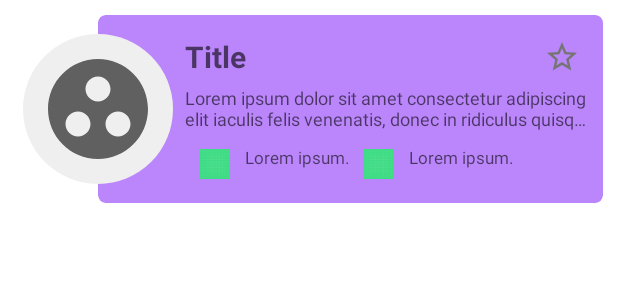
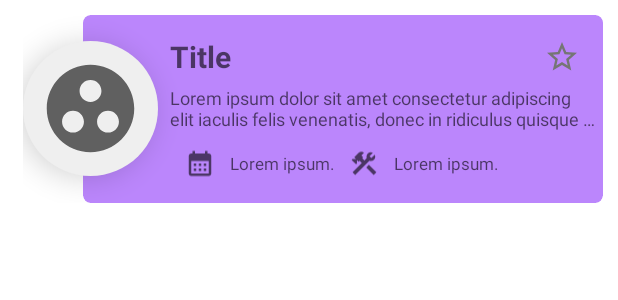
Before and after one commit to EduardoAlonso73/InfoProgrammingLang, an Android app: the layout item_card_language.xml on its own in the app's theme, with its tools: preview values and no code run, on a phone screen of 412 x 824 dp. Shown: the top 300 px of the screen. Run offline under Robolectric (Android 15) with nearby library versions, the phone set to English and light mode, and no system bars.

Commit message:
We add icons  to the  ImageView

```diff
--- a/app/src/main/res/layout/item_card_language.xml
+++ b/app/src/main/res/layout/item_card_language.xml
@@ -13,9 +13,9 @@
     <ImageView
         android:id="@+id/ImgLanguage"
         android:background="@drawable/border_radius"
-        android:elevation="0dp"
-        android:layout_width="100dp"
-        android:layout_height="100dp"
+        android:elevation="12dp"
+        android:layout_width="90dp"
+        android:layout_height="90dp"
         android:src="@drawable/ic_work"
         android:contentDescription="@string/img_prgm_langu"/>
 
@@ -89,7 +89,7 @@
                     android:layout_width="20dp"
                     android:layout_height="23dp"
                     android:layout_marginStart="10dp"
-                    android:src="@drawable/ic_launcher_background"
+                    android:src="@drawable/ic_year"
                     android:contentDescription="@string/string_icon" />
                 <TextView
                     android:id="@+id/tv_year"
@@ -99,18 +99,20 @@
                     android:layout_marginStart="10dp"
                     android:hint="@string/string_summary_text"
                     android:maxLines="1"
+                    android:gravity="center_vertical"
                     android:ellipsize="end"
                     android:textSize="11sp" />
                 <ImageView
                     android:layout_width="20dp"
                     android:layout_height="23dp"
                     android:layout_marginStart="10dp"
-                    android:src="@drawable/ic_launcher_background"
+                    android:src="@drawable/ic_used"
                     android:contentDescription="@string/string_icon" />
                 <TextView
                     android:id="@+id/tv_useLanguage"
                     android:layout_width="wrap_content"
                     android:textColor="@color/white"
+                    android:gravity="center_vertical"
                     android:layout_height="match_parent"
                     android:layout_marginStart="10dp"
                     android:hint="@string/string_summary_text"
```
